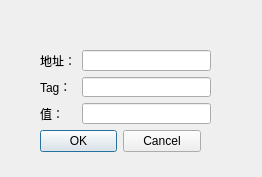
jsx-web/app, file 104APP/dialog_writevalueadd.ui: the form before one commit.
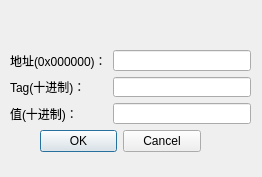
The form after the commit.

Diff of the .ui file:
```diff
--- a/104APP/dialog_writevalueadd.ui
+++ b/104APP/dialog_writevalueadd.ui
@@ -29,12 +29,12 @@
     <set>QDialogButtonBox::Cancel|QDialogButtonBox::Ok</set>
    </property>
   </widget>
-  <widget class="QWidget" name="">
+  <widget class="QWidget" name="layoutWidget">
    <property name="geometry">
     <rect>
-     <x>40</x>
+     <x>10</x>
      <y>50</y>
-     <width>171</width>
+     <width>241</width>
      <height>74</height>
     </rect>
    </property>
@@ -42,7 +42,7 @@
     <item row="0" column="0">
      <widget class="QLabel" name="label">
       <property name="text">
-       <string>地址：</string>
+       <string>地址(0x000000)：</string>
       </property>
      </widget>
     </item>
@@ -52,7 +52,7 @@
     <item row="1" column="0">
      <widget class="QLabel" name="label_2">
       <property name="text">
-       <string>Tag：</string>
+       <string>Tag(十进制)：</string>
       </property>
      </widget>
     </item>
@@ -62,7 +62,7 @@
     <item row="2" column="0">
      <widget class="QLabel" name="label_3">
       <property name="text">
-       <string>值：</string>
+       <string>值(十进制)：</string>
       </property>
      </widget>
     </item>
```
